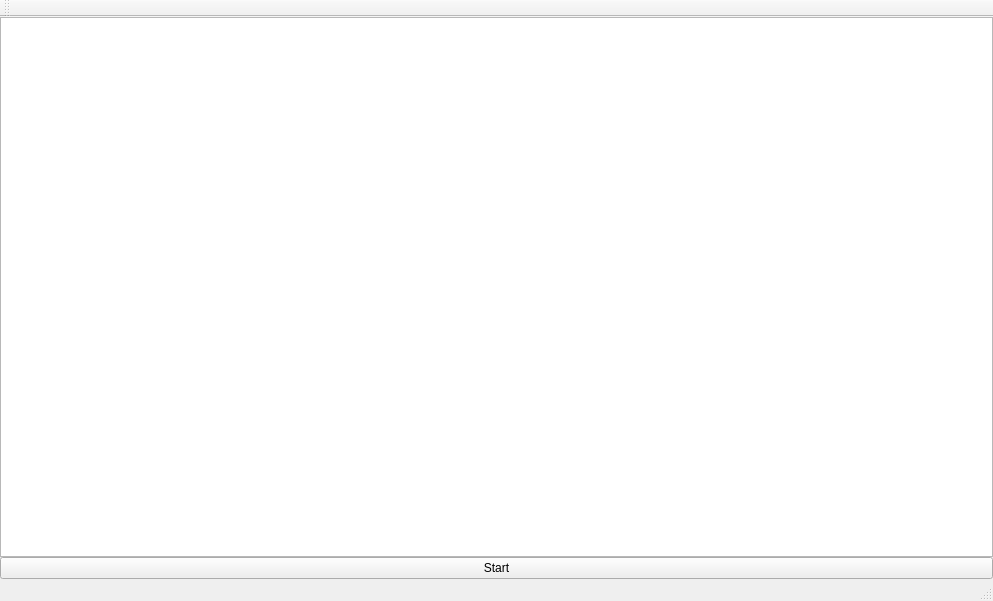
This is mainwindow.ui in samyv/Groept_AstarMario as Qt 5 draws it before an edit. The edited form follows.
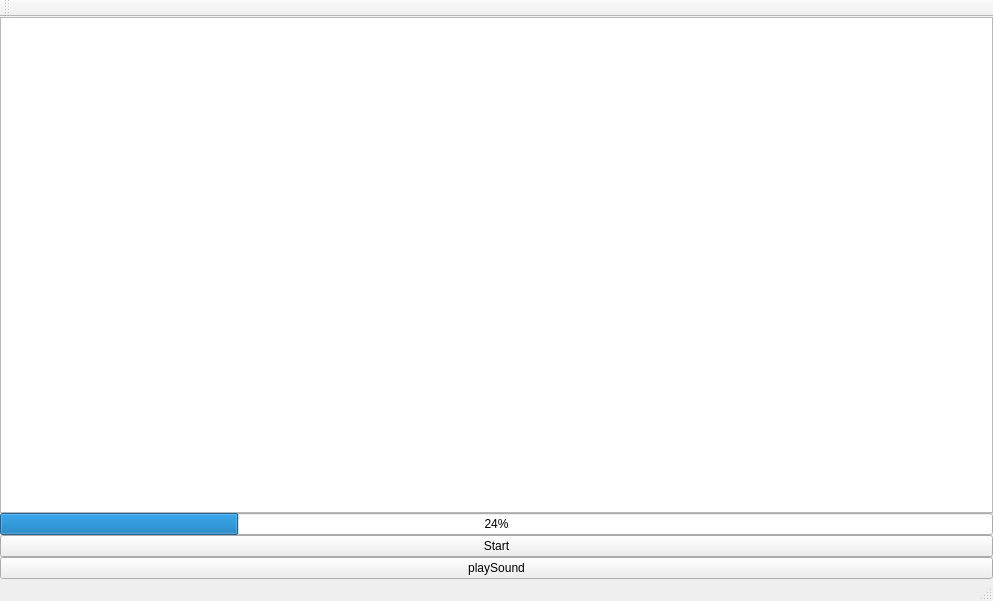
This is the edited form.

```diff
--- a/mainwindow.ui
+++ b/mainwindow.ui
@@ -38,18 +38,38 @@
       <property name="mouseTracking">
        <bool>true</bool>
       </property>
+      <property name="verticalScrollBarPolicy">
+       <enum>Qt::ScrollBarAlwaysOff</enum>
+      </property>
+      <property name="horizontalScrollBarPolicy">
+       <enum>Qt::ScrollBarAlwaysOff</enum>
+      </property>
       <property name="alignment">
        <set>Qt::AlignCenter</set>
       </property>
      </widget>
     </item>
     <item>
-     <widget class="QPushButton" name="pushButton">
+     <widget class="QProgressBar" name="healthbar">
+      <property name="value">
+       <number>24</number>
+      </property>
+     </widget>
+    </item>
+    <item>
+     <widget class="QPushButton" name="startButton">
       <property name="text">
        <string>Start</string>
       </property>
      </widget>
     </item>
+    <item>
+     <widget class="QPushButton" name="pushButton">
+      <property name="text">
+       <string>playSound</string>
+      </property>
+     </widget>
+    </item>
    </layout>
   </widget>
   <widget class="QMenuBar" name="menuBar">
```
Left out of the diff: 2 changed lines with no effect on the pictures.
